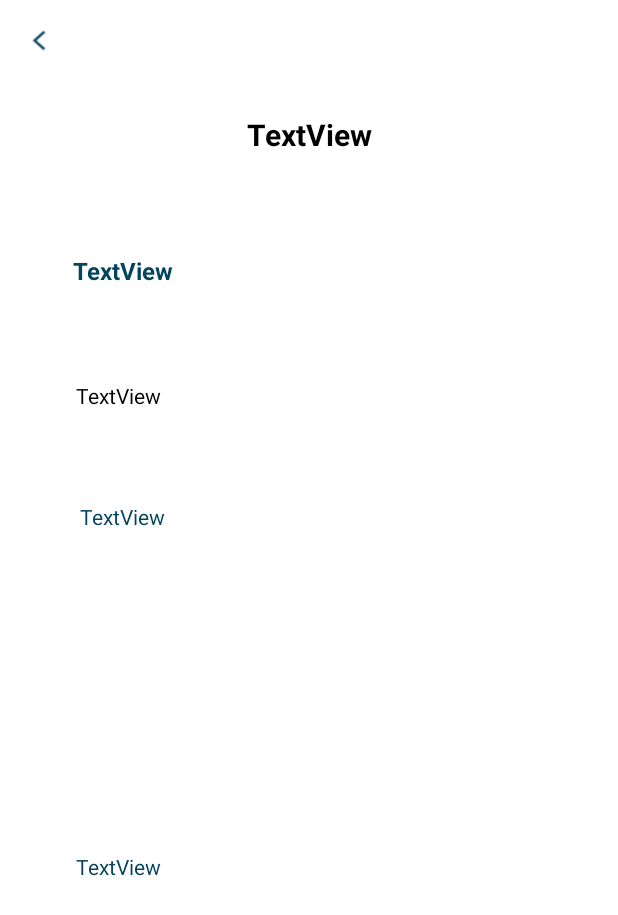
After one commit to JadElHakim/CyberSpaceProto, an Android app: the readpost screen opened directly, with no data from a screen before it, on a phone screen of 412 x 824 dp. The commit adds this screen. Shown: the top 915 px of the screen. Run offline under Robolectric (Android 15) with nearby library versions, the phone set to English and light mode, and no system bars; 5 statements that could not run were skipped.

Commit message:
fixes and new feautures

```diff
--- /dev/null
+++ b/app/src/main/java/com/cyberspacesolutions/cyberspace/readpost.java
@@ -0,0 +1,35 @@
+package com.cyberspacesolutions.cyberspace;
+
+import androidx.appcompat.app.AppCompatActivity;
+
+import android.content.Intent;
+import android.os.Bundle;
+import android.view.View;
+import android.widget.TextView;
+import android.widget.Toast;
+
+public class readpost extends AppCompatActivity {
+    TextView username,title,type,description,mitigation;
+    @Override
+    protected void onCreate(Bundle savedInstanceState) {
+        super.onCreate(savedInstanceState);
+        setContentView(R.layout.activity_readpost);
+        Intent intent = getIntent();
+        Bundle extras = intent.getExtras();
+        username = (TextView) findViewById(R.id.usernameText);
+        username.setText(extras.getString("username"));
+        title = (TextView) findViewById(R.id.titleText);
+        title.setText(extras.getString("title"));
+        type = (TextView) findViewById(R.id.typeText);
+        type.setText(extras.getString("type"));
+        description = (TextView) findViewById(R.id.descriptionText);
+        description.setText(extras.getString("description"));
+        mitigation = (TextView) findViewById(R.id.mitigationText);
+        mitigation.setText(extras.getString("mitigation"));
+    }
+
+    public void onBackClick(View view){
+        Intent intent = new Intent(this, HomeScreen.class);
+        startActivity(intent);
+    }
+}
--- /dev/null
+++ b/app/src/main/res/layout/activity_readpost.xml
@@ -0,0 +1,93 @@
+<?xml version="1.0" encoding="utf-8"?>
+<androidx.constraintlayout.widget.ConstraintLayout xmlns:android="http://schemas.android.com/apk/res/android"
+    xmlns:app="http://schemas.android.com/apk/res-auto"
+    xmlns:tools="http://schemas.android.com/tools"
+    android:layout_width="match_parent"
+    android:layout_height="match_parent"
+    tools:context=".readpost">
+
+    <androidx.appcompat.widget.AppCompatButton
+        android:id="@+id/button3"
+        android:layout_width="20dp"
+        android:layout_height="18dp"
+        android:background="@drawable/img_2"
+        android:onClick="onBackClick"
+        app:layout_constraintBottom_toBottomOf="parent"
+        app:layout_constraintEnd_toEndOf="parent"
+        app:layout_constraintHorizontal_bias="0.04"
+        app:layout_constraintStart_toStartOf="parent"
+        app:layout_constraintTop_toTopOf="parent"
+        app:layout_constraintVertical_bias="0.022" />
+
+    <TextView
+        android:id="@+id/usernameText"
+        android:layout_width="91dp"
+        android:layout_height="29dp"
+        android:text="TextView"
+        android:textAlignment="center"
+        android:textColor="@color/black"
+        android:textSize="20sp"
+        android:textStyle="bold"
+        app:layout_constraintBottom_toTopOf="@+id/titleText"
+        app:layout_constraintEnd_toEndOf="parent"
+        app:layout_constraintStart_toStartOf="parent"
+        app:layout_constraintTop_toTopOf="parent"
+        app:layout_constraintVertical_bias="0.542" />
+
+    <TextView
+        android:id="@+id/titleText"
+        android:layout_width="190dp"
+        android:layout_height="32dp"
+        android:layout_marginStart="-2dp"
+        android:text="TextView"
+        android:textColor="@color/Primary"
+        android:textSize="16sp"
+        android:textStyle="bold"
+        app:layout_constraintBottom_toTopOf="@+id/typeText"
+        app:layout_constraintEnd_toEndOf="parent"
+        app:layout_constraintHorizontal_bias="0.226"
+        app:layout_constraintStart_toStartOf="parent"
+        app:layout_constraintTop_toTopOf="parent"
+        app:layout_constraintVertical_bias="0.763" />
+
+    <TextView
+        android:id="@+id/typeText"
+        android:layout_width="290dp"
+        android:layout_height="42dp"
+        android:text="TextView"
+        android:textColor="@color/black"
+        app:layout_constraintBottom_toTopOf="@+id/descriptionText"
+        app:layout_constraintEnd_toEndOf="parent"
+        app:layout_constraintHorizontal_bias="0.413"
+        app:layout_constraintStart_toStartOf="parent"
+        app:layout_constraintTop_toTopOf="parent"
+        app:layout_constraintVertical_bias="0.869" />
+
+    <TextView
+        android:id="@+id/descriptionText"
+        android:layout_width="324dp"
+        android:layout_height="180dp"
+        android:text="TextView"
+        android:textColor="@color/Primary"
+        android:textSize="14sp"
+        app:layout_constraintBottom_toTopOf="@+id/mitigationText"
+        app:layout_constraintEnd_toEndOf="parent"
+        app:layout_constraintHorizontal_bias="0.609"
+        app:layout_constraintStart_toStartOf="parent"
+        app:layout_constraintTop_toTopOf="parent"
+        app:layout_constraintVertical_bias="0.863" />
+
+    <TextView
+        android:id="@+id/mitigationText"
+        android:layout_width="324dp"
+        android:layout_height="180dp"
+        android:text="TextView"
+        android:textColor="@color/Primary"
+        android:textSize="14sp"
+        app:layout_constraintBottom_toBottomOf="parent"
+        app:layout_constraintEnd_toEndOf="parent"
+        app:layout_constraintHorizontal_bias="0.574"
+        app:layout_constraintStart_toStartOf="parent"
+        app:layout_constraintTop_toTopOf="parent"
+        app:layout_constraintVertical_bias="0.882" />
+</androidx.constraintlayout.widget.ConstraintLayout>
--- a/app/src/main/res/layout/fragment_home.xml
+++ b/app/src/main/res/layout/fragment_home.xml
@@ -2,6 +2,7 @@
 <FrameLayout xmlns:android="http://schemas.android.com/apk/res/android"
     xmlns:app="http://schemas.android.com/apk/res-auto"
     xmlns:tools="http://schemas.android.com/tools"
+    android:id="@+id/container"
     android:layout_width="match_parent"
     android:layout_height="match_parent"
     tools:context=".HomeFragment">
@@ -14,6 +15,7 @@
             android:id="@+id/SearchBar"
             android:layout_width="360dp"
             android:layout_height="45dp"
+            android:autofillHints="test hint"
             android:background="@drawable/inputfield"
             android:ems="10"
             android:hint="\t\tSearch"
@@ -26,8 +28,7 @@
             app:layout_constraintStart_toStartOf="parent"
             app:layout_constraintTop_toTopOf="parent"
             app:layout_constraintVertical_bias="0.023"
-            tools:ignore="TouchTargetSizeCheck"
-            android:autofillHints="test hint" />
+            tools:ignore="TouchTargetSizeCheck" />
 
         <ListView
             android:id="@+id/HomeListView"
```
Also changed, not shown: app/src/main/AndroidManifest.xml (+6 -3 lines), app/src/main/java/com/cyberspacesolutions/cyberspace/HomeFragment.java (+22 -0 lines), app/src/main/java/com/cyberspacesolutions/cyberspace/read_post.java (deleted, +0 -64 lines), app/src/main/res/layout/fragment_notification.xml (+16 -4 lines), app/src/main/res/layout/fragment_read_post.xml (deleted, +0 -14 lines).
